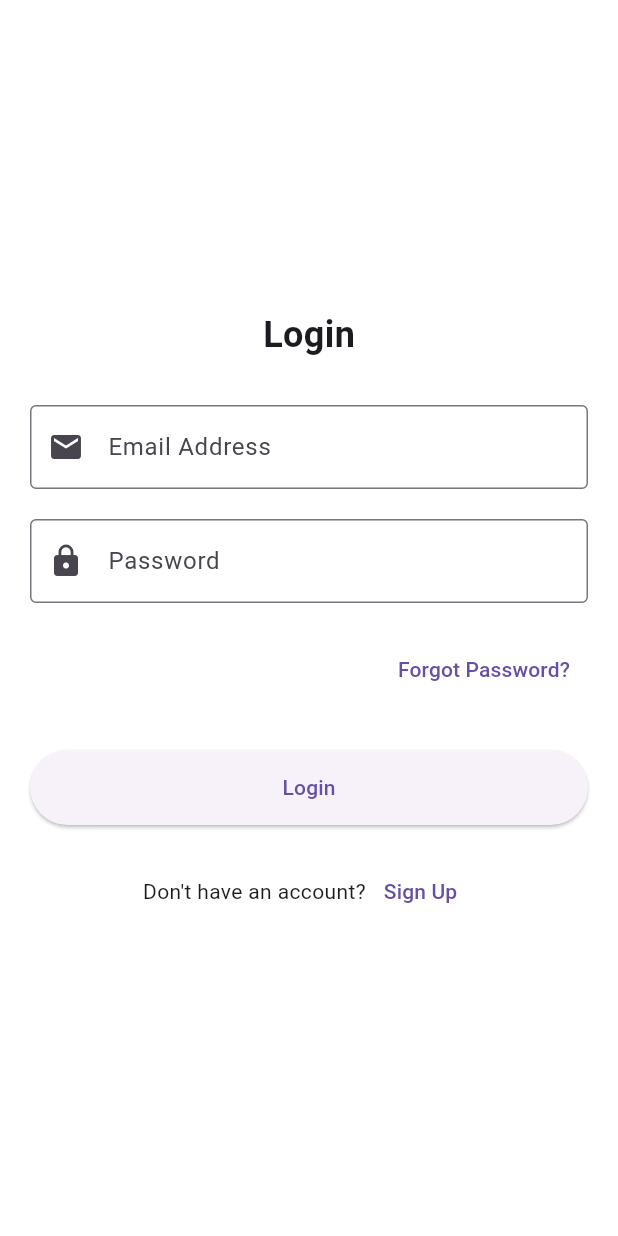
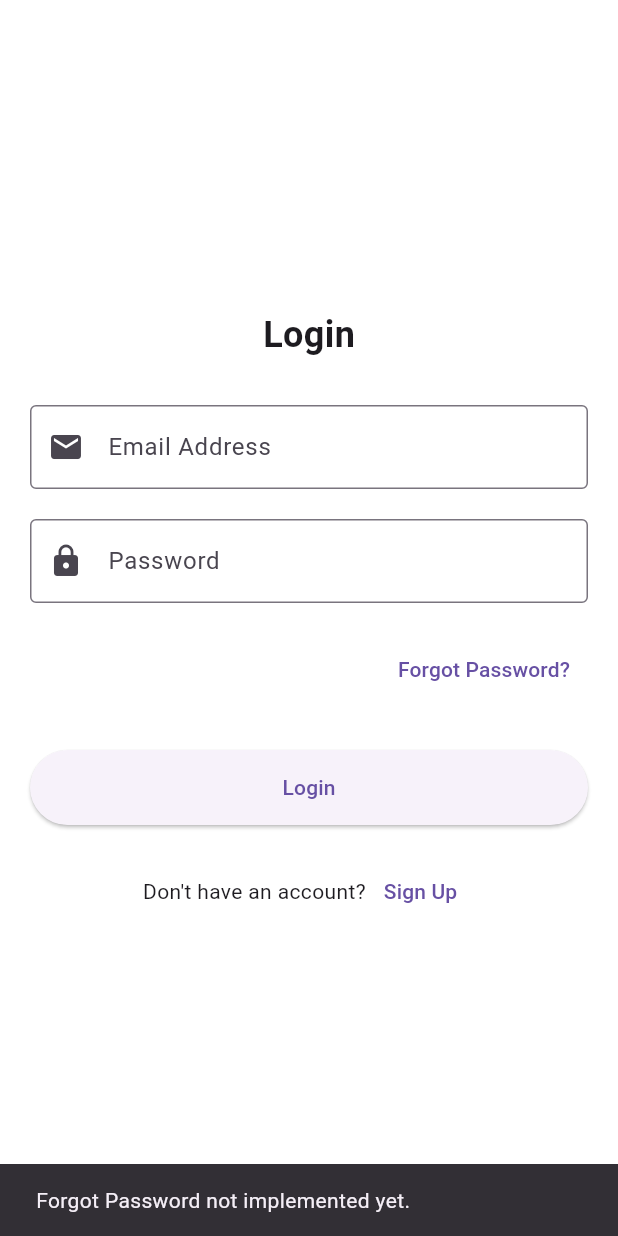
Before and after one commit to aneesa2023/campus_connect, a Flutter app: the LoginScreen screen opened by its route, after a tap on "Forgot Password?", on a phone screen of 412 x 824 dp. Run offline on Flutter 3.47's test engine with Material 3 defaults, Android fonts, the phone set to English and light mode, and no system bars; our stand-ins replace flutter_datetime_picker_plus, google_maps_flutter, image_picker, location, shared_preferences; missing offline and left inert: google_maps_webservice; accounts and stored records are empty; network calls fail.

Commit message:
backend integration for auth flow

```diff
--- /dev/null
+++ b/lib/screens/auth/login_screen.dart
@@ -0,0 +1,136 @@
+import 'package:flutter/material.dart';
+import 'package:http/http.dart' as http;
+import 'dart:convert';
+
+class LoginScreen extends StatelessWidget {
+  LoginScreen({super.key});
+
+  final TextEditingController emailController = TextEditingController();
+  final TextEditingController passwordController = TextEditingController();
+
+  Future<void> login(BuildContext context) async {
+    final String backendUrl = "http://127.0.0.1:8000/signin";
+    final Map<String, String> headers = {"Content-Type": "application/json"};
+
+    // Validate input fields
+    if (emailController.text.isEmpty || passwordController.text.isEmpty) {
+      ScaffoldMessenger.of(context).showSnackBar(
+        const SnackBar(content: Text("Username and Password cannot be empty.")),
+      );
+      return;
+    }
+
+    final Map<String, dynamic> body = {
+      "email": emailController.text,
+      "password": passwordController.text,
+    };
+
+    try {
+      final response = await http.post(
+        Uri.parse(backendUrl),
+        headers: headers,
+        body: json.encode(body),
+      );
+
+      if (response.statusCode == 200) {
+        final data = json.decode(response.body);
+
+        ScaffoldMessenger.of(context).showSnackBar(
+          const SnackBar(content: Text("Login successful!")),
+        );
+
+        // Navigate to Home Page
+        Navigator.pushNamed(context, '/home');
+      } else if (response.statusCode == 400 || response.statusCode == 401) {
+        // Handle known backend errors
+        final error = json.decode(response.body);
+        ScaffoldMessenger.of(context).showSnackBar(
+          SnackBar(
+            content: Text("Error: ${error['detail'] ?? 'Invalid credentials'}"),
+          ),
+        );
+      } else {
+        // Handle unexpected backend errors
+        ScaffoldMessenger.of(context).showSnackBar(
+          SnackBar(
+            content: Text("Error: Unexpected error occurred (${response.statusCode})."),
+          ),
+        );
+      }
+    } catch (e) {
+      // Handle network errors
+      ScaffoldMessenger.of(context).showSnackBar(
+        SnackBar(content: Text("An error occurred: $e")),
+      );
+    }
+  }
+
+  @override
+  Widget build(BuildContext context) {
+    return Scaffold(
+      body: Padding(
+        padding: const EdgeInsets.all(20.0),
+        child: Column(
+          mainAxisAlignment: MainAxisAlignment.center,
+          children: [
+            const Text(
+              'Login',
+              style: TextStyle(fontSize: 24, fontWeight: FontWeight.bold),
+            ),
+            const SizedBox(height: 30),
+            TextField(
+              controller: emailController,
+              decoration: const InputDecoration(
+                labelText: 'Email Address',
+                prefixIcon: Icon(Icons.email),
+                border: OutlineInputBorder(),
+              ),
+            ),
+            const SizedBox(height: 20),
+            TextField(
+              controller: passwordController,
+              decoration: const InputDecoration(
+                labelText: 'Password',
+                prefixIcon: Icon(Icons.lock),
+                border: OutlineInputBorder(),
+              ),
+              obscureText: true,
+            ),
+            const SizedBox(height: 20),
+            Align(
+              alignment: Alignment.centerRight,
+              child: TextButton(
+                onPressed: () {
+                  // Handle Forgot Password
+                  ScaffoldMessenger.of(context).showSnackBar(
+                    const SnackBar(content: Text("Forgot Password not implemented yet.")),
+                  );
+                },
+                child: const Text('Forgot Password?'),
+              ),
+            ),
+            const SizedBox(height: 30),
+            ElevatedButton(
+              onPressed: () => login(context),
+              style: ElevatedButton.styleFrom(
+                minimumSize: const Size(double.infinity, 50),
+              ),
+              child: const Text('Login'),
+            ),
+            const SizedBox(height: 20),
+            Row(
+              mainAxisAlignment: MainAxisAlignment.center,
+              children: [
+                const Text("Don't have an account?"),
+                TextButton(
+                  onPressed: () => Navigator.pushNamed(context, '/signup'),
+                  child: const Text('Sign Up'),
+                ),
+              ],
+            ),
+          ],
+        ),
+      ),
+    );
+  }
+}
--- a/lib/screens/login_screen.dart
+++ /dev/null
@@ -1,76 +0,0 @@
-import 'package:flutter/material.dart';
-
-class LoginScreen extends StatelessWidget {
-  LoginScreen({super.key});
-
-  final TextEditingController emailController = TextEditingController();
-  final TextEditingController passwordController = TextEditingController();
-
-  @override
-  Widget build(BuildContext context) {
-    return Scaffold(
-      body: Padding(
-        padding: const EdgeInsets.all(20.0),
-        child: Column(
-          mainAxisAlignment: MainAxisAlignment.center,
-          children: [
-            Text(
-              'Login',
-              style: TextStyle(fontSize: 24, fontWeight: FontWeight.bold),
-            ),
-            SizedBox(height: 30),
-            TextField(
-              controller: emailController,
-              decoration: InputDecoration(
-                labelText: 'Email Address',
-                prefixIcon: Icon(Icons.email),
-                border: OutlineInputBorder(),
-              ),
-            ),
-            SizedBox(height: 20),
-            TextField(
-              controller: passwordController,
-              decoration: InputDecoration(
-                labelText: 'Password',
-                prefixIcon: Icon(Icons.lock),
-                border: OutlineInputBorder(),
-              ),
-              obscureText: true,
-            ),
-            SizedBox(height: 20),
-            Align(
-              alignment: Alignment.centerRight,
-              child: TextButton(
-                onPressed: () {
-                  // Handle Forgot Password
-                },
-                child: Text('Forgot Password?'),
-              ),
-            ),
-            SizedBox(height: 30),
-            ElevatedButton(
-              onPressed: () {
-                Navigator.pushNamed(context, '/home');
-              },
-              style: ElevatedButton.styleFrom(
-                minimumSize: Size(double.infinity, 50),
-              ),
-              child: Text('Login'),
-            ),
-            SizedBox(height: 20),
-            Row(
-              mainAxisAlignment: MainAxisAlignment.center,
-              children: [
-                Text("Don't have an account?"),
-                TextButton(
-                  onPressed: () => Navigator.pushNamed(context, '/signup'),
-                  child: Text('Sign Up'),
-                ),
-              ],
-            ),
-          ],
-        ),
-      ),
-    );
-  }
-}
```
Also changed, not shown: lib/main.dart (+5 -3 lines), lib/screens/auth/confirm_account.dart (added, +95 -0 lines), lib/screens/auth/signup_screen.dart (renamed from lib/screens/signup_screen.dart, +56 -3 lines).
